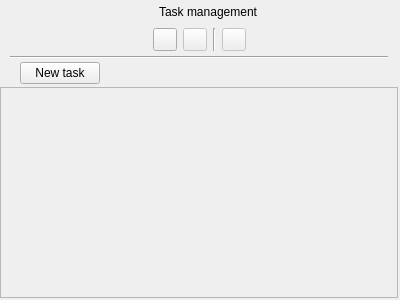
First picture: the form in ui/board_view.ui, repository zkovari/plotlyst, before the edit.
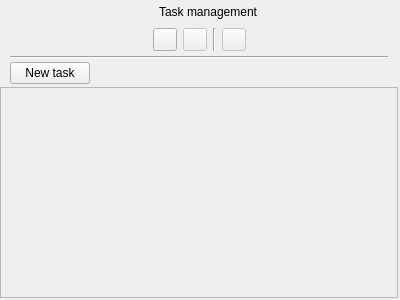
Second picture: the form after the edit.

Commit message: Conform style for new buttons in docs and board view

```diff
--- a/ui/board_view.ui
+++ b/ui/board_view.ui
@@ -237,7 +237,7 @@
        <number>0</number>
       </property>
       <property name="leftMargin">
-       <number>20</number>
+       <number>10</number>
       </property>
       <property name="topMargin">
        <number>0</number>
```
The commit also changes 2 other files.
